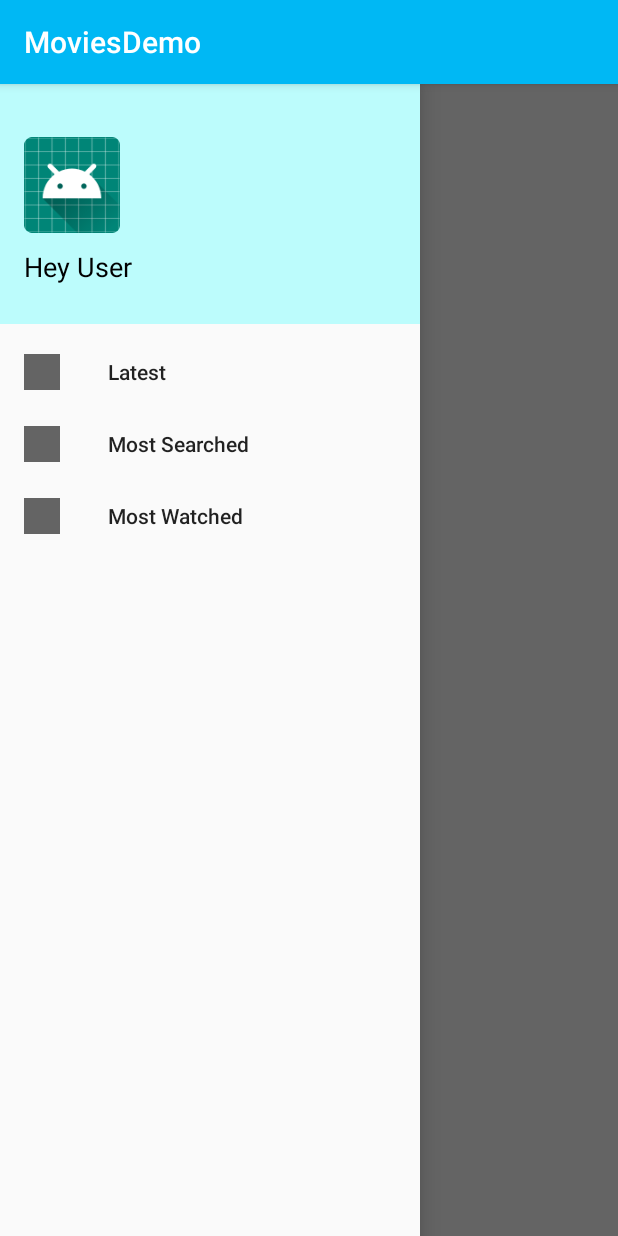
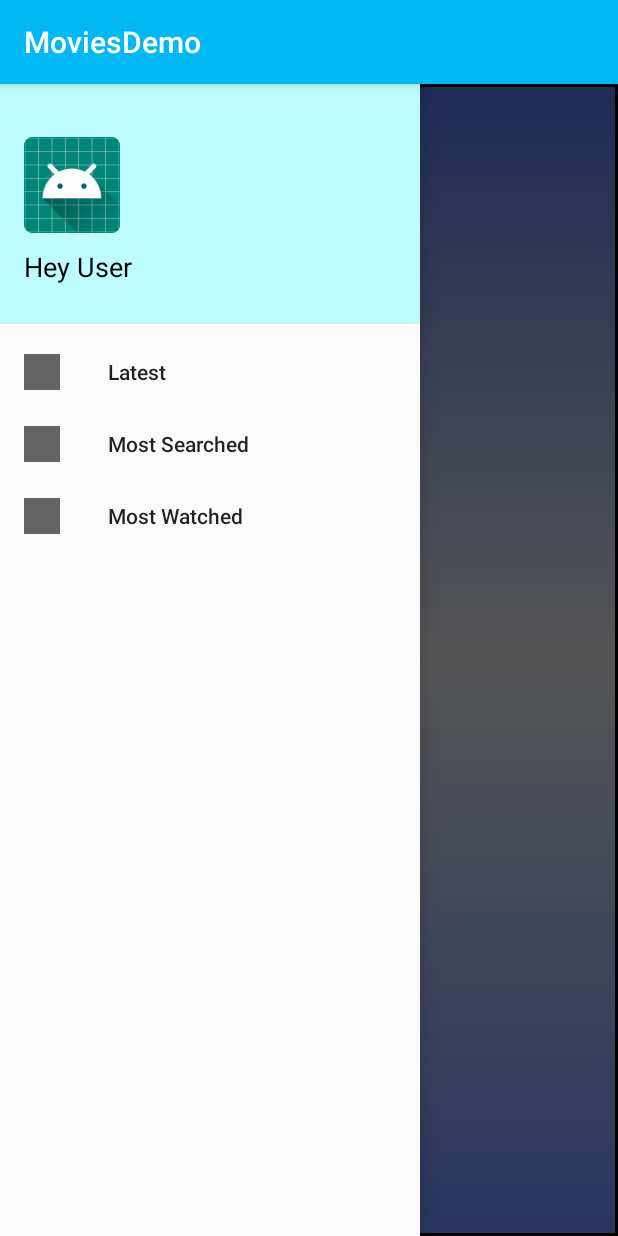
Before and after one commit to mouryasaurabh/moviesdemo, an Android app: the screen it shows after launch (MainActivity), with the side drawer open, on a phone screen of 412 x 824 dp. Run offline under Robolectric (Android 15) with nearby library versions, the phone set to English and light mode, and no system bars; libraries missing offline, so code that uses them is left out: com.crashlytics.android, io.fabric.sdk; 1 statement that could not run was skipped.

Commit message:
Grid view push

```diff
--- a/app/build.gradle
+++ b/app/build.gradle
@@ -52,4 +52,5 @@ dependencies {
     testImplementation 'junit:junit:4.12'
     androidTestImplementation 'com.android.support.test:runner:1.0.2'
     androidTestImplementation 'com.android.support.test.espresso:espresso-core:3.0.2'
+    implementation 'com.github.bumptech.glide:glide:3.7.0'
 }
--- a/app/src/main/java/com/moviesdemo/activity/MainActivity.java
+++ b/app/src/main/java/com/moviesdemo/activity/MainActivity.java
@@ -9,7 +9,8 @@ import android.support.v4.widget.DrawerLayout;
 import android.support.v7.app.AppCompatActivity;
 import android.os.Bundle;
 import android.view.MenuItem;
-
+import android.view.View;
+import android.widget.ProgressBar;
 
 
 import com.moviesdemo.R;
@@ -17,6 +18,7 @@ import com.moviesdemo.fragment.LatestMovieFragment;
 import com.moviesdemo.fragment.MovieListFragment;
 import com.moviesdemo.models.MovieDetails;
 import com.moviesdemo.models.MovieList;
+import com.moviesdemo.models.MovieResult;
 import com.moviesdemo.network.APIClient;
 import com.moviesdemo.network.APIInterface;
 import com.moviesdemo.utils.AppConstants;
@@ -29,7 +31,8 @@ import retrofit2.Response;
 public class MainActivity extends AppCompatActivity implements NavigationView.OnNavigationItemSelectedListener {
     private NavigationView mNavigationView;
     private DrawerLayout mDrawer;
-    APIInterface apiInterface;
+    private ProgressBar progressBar;
+    private APIInterface apiInterface;
 
     @Override
     protected void onCreate(Bundle savedInstanceState) {
@@ -37,13 +40,14 @@ public class MainActivity extends AppCompatActivity implements NavigationView.On
         setContentView(R.layout.activity_main);
         mDrawer = findViewById(R.id.drawer_layout);
         mNavigationView = findViewById(R.id.nav_view);
+        progressBar = findViewById(R.id.progress_list);
         mNavigationView.setNavigationItemSelectedListener(this);
-        addListFragment();
         apiInterface = APIClient.getClient().create(APIInterface.class);
 
         callMovieListAPI();
 
-        callMovieDetailsAPI("335983");
+//        callMovieDetailsAPI("335983");
+
 
     }
 
@@ -83,6 +87,8 @@ public class MainActivity extends AppCompatActivity implements NavigationView.On
 
                 MovieList movieList = response.body();
                 MoviesDemoLogger.d("xxxxx: Response movie list text",movieList.getResults().get(0).getOriginal_title());
+                progressBar.setVisibility(View.GONE);
+                addListFragment(movieList);
 
             }
 
@@ -93,8 +99,8 @@ public class MainActivity extends AppCompatActivity implements NavigationView.On
         });
     }
 
-    private void addListFragment() {
-        Fragment fragment = new MovieListFragment();
+    private void addListFragment(MovieList movieList) {
+        Fragment fragment = new MovieListFragment().newInstance(movieList);
         if (fragment != null) {
             FragmentTransaction ft = getSupportFragmentManager().beginTransaction();
             ft.add(R.id.content_frame, fragment);
@@ -113,9 +119,15 @@ public class MainActivity extends AppCompatActivity implements NavigationView.On
         if (fragment != null) {
             FragmentTransaction ft = getSupportFragmentManager().beginTransaction();
             ft.replace(R.id.content_frame, fragment);
+            ft.addToBackStack(null);
             ft.commit();
         }
         mDrawer.closeDrawer(GravityCompat.START);
         return true;
     }
+
+    @Override
+    public void onBackPressed() {
+        super.onBackPressed();
+    }
 }
--- a/app/src/main/java/com/moviesdemo/utils/AppConstants.java
+++ b/app/src/main/java/com/moviesdemo/utils/AppConstants.java
@@ -5,4 +5,6 @@ public class AppConstants {
     public static final String IMAGE_BASE_URL="http://image.tmdb.org/t/p/w185/";
     public static final String API_BASE_URL="https://api.themoviedb.org/3/";
     public static final String API_KEY="ec522667fd3810cf76891f7c7ba0782c";
+    public static final String TEST_URL="http://image.tmdb.org/t/p/w185//7WsyChQLEftFiDOVTGkv3hFpyyt.jpg";
+
 }
--- /dev/null
+++ b/app/src/main/res/drawable/gradient.xml
@@ -0,0 +1,12 @@
+<shape xmlns:android="http://schemas.android.com/apk/res/android" android:shape="rectangle" >
+    <gradient
+        android:startColor="#6586F0"
+        android:centerColor="#D6D6D6"
+        android:endColor="#4B6CD6"
+        android:angle="90"/>
+    <stroke android:width="2dp"></stroke>
+    <corners
+        android:radius="0dp"/>
+
+
+</shape>
--- a/app/src/main/res/layout/activity_main.xml
+++ b/app/src/main/res/layout/activity_main.xml
@@ -4,6 +4,7 @@
     xmlns:app="http://schemas.android.com/apk/res-auto"
     xmlns:tools="http://schemas.android.com/tools"
     android:id="@+id/drawer_layout"
+    android:background="@drawable/gradient"
     android:layout_width="match_parent"
     android:layout_height="match_parent"
     tools:openDrawer="start">
@@ -11,7 +12,16 @@
     <FrameLayout
         android:layout_width="match_parent"
         android:layout_height="match_parent"
-        android:id="@+id/content_frame"></FrameLayout>
+        android:id="@+id/content_frame">
+        <ProgressBar
+            android:layout_width="50dp"
+            android:layout_height="50dp"
+            android:visibility="visible"
+            android:layout_gravity="center"
+            android:progressBackgroundTint="@color/colorPrimaryDark"
+            android:id="@+id/progress_list"
+            />
+    </FrameLayout>
 
 
     <android.support.design.widget.NavigationView
@@ -22,4 +32,5 @@
         app:headerLayout="@layout/nav_header_main"
         app:menu="@menu/activity_drawer" />
 
+
 </android.support.v4.widget.DrawerLayout>
```
Also changed, not shown: app/src/main/java/com/moviesdemo/adapter/MovieListAdapter.java (added, +85 -0 lines), app/src/main/java/com/moviesdemo/fragment/MovieListFragment.java (+13 -50 lines), app/src/main/res/layout/fragment_list_movie.xml (+8 -5 lines), app/src/main/res/layout/grid_item.xml (added, +26 -0 lines).
